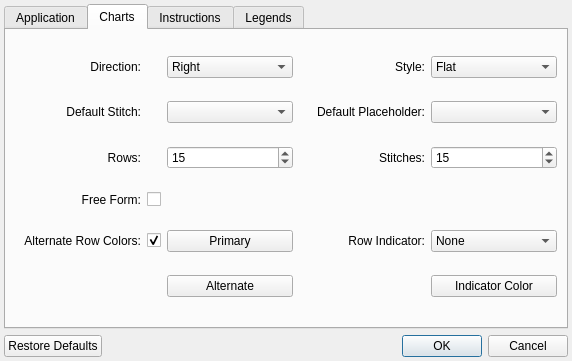
The window that src/settings.ui (iPenguin/CrochetCharts) describes before a commit, drawn with Qt 5.
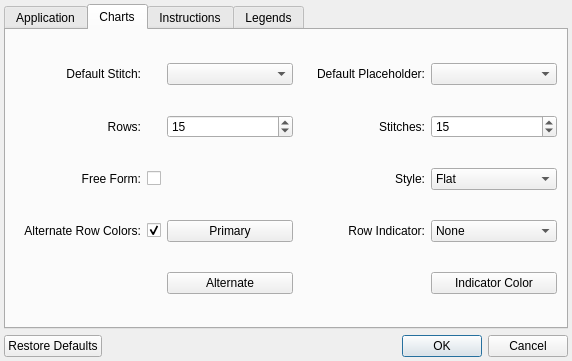
The same window after the commit.

Commit message: Remove Right vs left handed charts.

```diff
--- a/src/settings.ui
+++ b/src/settings.ui
@@ -84,33 +84,6 @@
        <string>Charts</string>
       </attribute>
       <layout class="QGridLayout" name="gridLayout_2">
-       <item row="0" column="0">
-        <widget class="QLabel" name="label_2">
-         <property name="text">
-          <string>Direction:</string>
-         </property>
-         <property name="alignment">
-          <set>Qt::AlignRight|Qt::AlignTrailing|Qt::AlignVCenter</set>
-         </property>
-         <property name="buddy">
-          <cstring>chartDirection</cstring>
-         </property>
-        </widget>
-       </item>
-       <item row="0" column="2">
-        <widget class="QComboBox" name="chartDirection">
-         <item>
-          <property name="text">
-           <string>Right</string>
-          </property>
-         </item>
-         <item>
-          <property name="text">
-           <string>Left</string>
-          </property>
-         </item>
-        </widget>
-       </item>
        <item row="2" column="0">
         <widget class="QLabel" name="label_6">
          <property name="text">
@@ -220,33 +193,6 @@
          </property>
         </widget>
        </item>
-       <item row="0" column="3">
-        <widget class="QLabel" name="label_24">
-         <property name="text">
-          <string>Style:</string>
-         </property>
-         <property name="alignment">
-          <set>Qt::AlignRight|Qt::AlignTrailing|Qt::AlignVCenter</set>
-         </property>
-         <property name="buddy">
-          <cstring>chartStyle</cstring>
-         </property>
-        </widget>
-       </item>
-       <item row="0" column="4">
-        <widget class="QComboBox" name="chartStyle">
-         <item>
-          <property name="text">
-           <string>Flat</string>
-          </property>
-         </item>
-         <item>
-          <property name="text">
-           <string>Round</string>
-          </property>
-         </item>
-        </widget>
-       </item>
        <item row="2" column="3">
         <widget class="QLabel" name="label_10">
          <property name="text">
@@ -351,6 +297,33 @@
          </property>
         </widget>
        </item>
+       <item row="5" column="4">
+        <widget class="QComboBox" name="chartStyle">
+         <item>
+          <property name="text">
+           <string>Flat</string>
+          </property>
+         </item>
+         <item>
+          <property name="text">
+           <string>Round</string>
+          </property>
+         </item>
+        </widget>
+       </item>
+       <item row="5" column="3">
+        <widget class="QLabel" name="label_24">
+         <property name="text">
+          <string>Style:</string>
+         </property>
+         <property name="alignment">
+          <set>Qt::AlignRight|Qt::AlignTrailing|Qt::AlignVCenter</set>
+         </property>
+         <property name="buddy">
+          <cstring>chartStyle</cstring>
+         </property>
+        </widget>
+       </item>
       </layout>
      </widget>
      <widget class="QWidget" name="tab_3">
```
Left out of the diff: 2 changed lines with no effect on the pictures. The commit also changes 3 other files.
